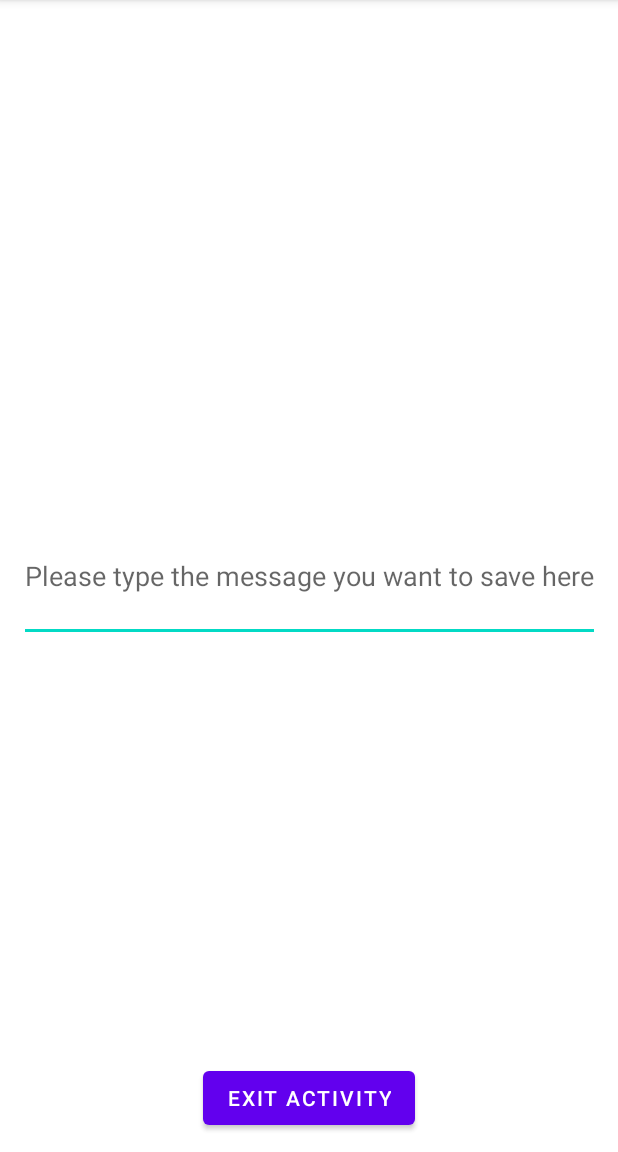
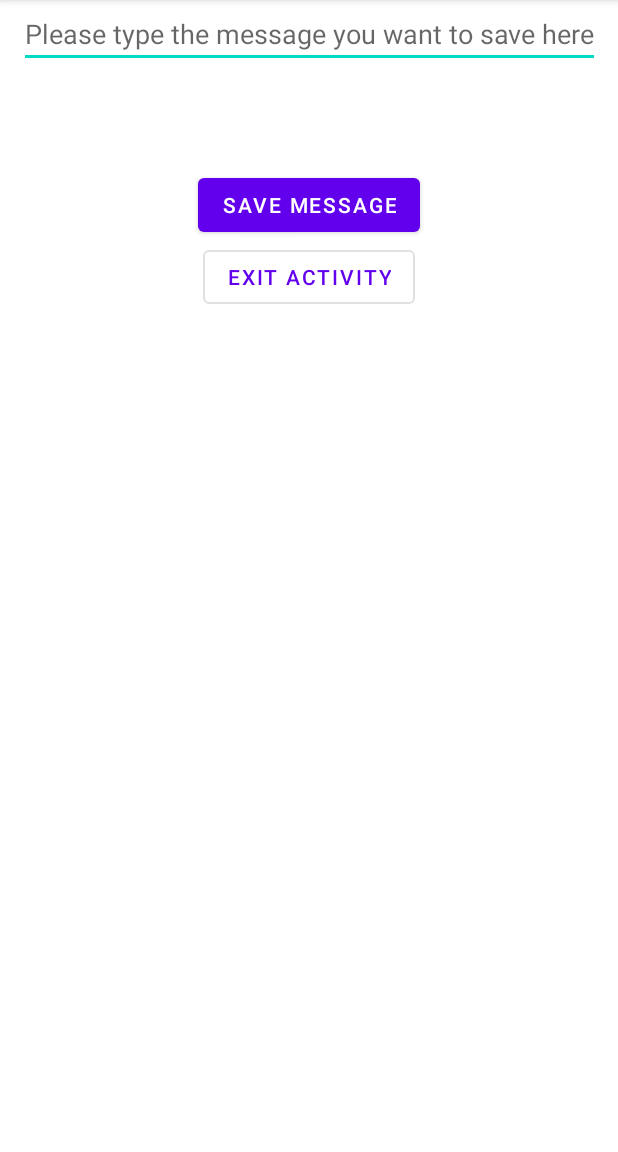
Before and after one commit to Ela01/Activity_Lifecycle_Playground, an Android app: the screen it shows after launch (MainActivity), on a phone screen of 412 x 824 dp, the part 84-1236 px from its top. Run offline under Robolectric (Android 15) with nearby library versions, the phone set to English and light mode, and no system bars.

```diff
--- a/app/src/main/res/layout/activity_main.xml
+++ b/app/src/main/res/layout/activity_main.xml
@@ -1,30 +1,56 @@
 <?xml version="1.0" encoding="utf-8"?>
-<androidx.constraintlayout.widget.ConstraintLayout xmlns:android="http://schemas.android.com/apk/res/android"
+<ScrollView xmlns:android="http://schemas.android.com/apk/res/android"
     xmlns:app="http://schemas.android.com/apk/res-auto"
     xmlns:tools="http://schemas.android.com/tools"
     android:layout_width="match_parent"
-    android:layout_height="match_parent"
+    android:layout_height="match_parent">
+
+    <androidx.constraintlayout.widget.ConstraintLayout
+        android:layout_width="match_parent"
+        android:layout_height="wrap_content"
         tools:context=".MainActivity">
 
         <EditText
+            android:inputType="text"
             android:id="@+id/edit_text_message"
-        android:hint="Please type the message you want to save here"
-        android:minLines="3"
             android:layout_width="wrap_content"
             android:layout_height="wrap_content"
-        app:layout_constraintTop_toTopOf="parent"
-        app:layout_constraintBottom_toBottomOf="parent"
+            android:hint="@string/please_type_the_message_you_want_to_save_here"
+            android:minLines="3"
+            app:layout_constraintEnd_toEndOf="parent"
             app:layout_constraintStart_toStartOf="parent"
-        app:layout_constraintEnd_toEndOf="parent"/>
+            app:layout_constraintTop_toTopOf="parent" />
+
+        <TextView
+            android:id="@+id/text_view_saved_message"
+            android:layout_width="match_parent"
+            android:layout_height="wrap_content"
+            android:layout_marginTop="24dp"
+            android:gravity="center"
+            android:padding="12dp"
+            app:layout_constraintTop_toBottomOf="@id/edit_text_message"
+            tools:text="Preview of saved message..." />
+
+        <Button
+            android:id="@+id/button_save"
+            android:layout_width="wrap_content"
+            android:layout_height="wrap_content"
+            android:layout_marginBottom="12dp"
+            android:text="@string/save_message"
+            app:layout_constraintTop_toBottomOf="@id/text_view_saved_message"
+            app:layout_constraintEnd_toEndOf="parent"
+            app:layout_constraintStart_toStartOf="parent" />
 
         <Button
             android:id="@+id/button_exit"
-        android:layout_marginBottom="12dp"
-        app:layout_constraintBottom_toBottomOf="parent"
-        app:layout_constraintStart_toStartOf="parent"
-        app:layout_constraintEnd_toEndOf="parent"
+            style="@style/Widget.MaterialComponents.Button.OutlinedButton"
             android:layout_width="wrap_content"
             android:layout_height="wrap_content"
-        android:text="Exit Activity"/>
+            android:layout_marginBottom="12dp"
+            android:text="@string/exit_activity"
+            app:layout_constraintTop_toBottomOf="@id/button_save"
+            app:layout_constraintEnd_toEndOf="parent"
+            app:layout_constraintStart_toStartOf="parent" />
+    </androidx.constraintlayout.widget.ConstraintLayout>
 
-</androidx.constraintlayout.widget.ConstraintLayout>
+</ScrollView>
--- a/app/src/main/res/values/strings.xml
+++ b/app/src/main/res/values/strings.xml
@@ -1,3 +1,8 @@
 <resources>
     <string name="app_name">Activity Lifecycle Playground</string>
+    <string name="you_are_about_to_leave_the_app_are_you_sure_you_want_to_exit">You are about to leave the App. Are you sure you want to exit?</string>
+    <string name="exit_activity">Exit Activity</string>
+    <string name="please_type_the_message_you_want_to_save_here">Please type the message you want to save here</string>
+    <string name="save_activity">Save Activity</string>
+    <string name="save_message">Save Message</string>
 </resources>
```
Also changed, not shown: app/src/main/java/com/ewbugs/activitylifecycleplayground/MainActivity.kt (+32 -8 lines), app/src/main/res/drawable/icon_warning_amber_24.xml (added, +7 -0 lines), app/src/main/res/layout/dialog_warning.xml (added, +29 -0 lines). Lines whose indentation alone changed are shown as unchanged.
